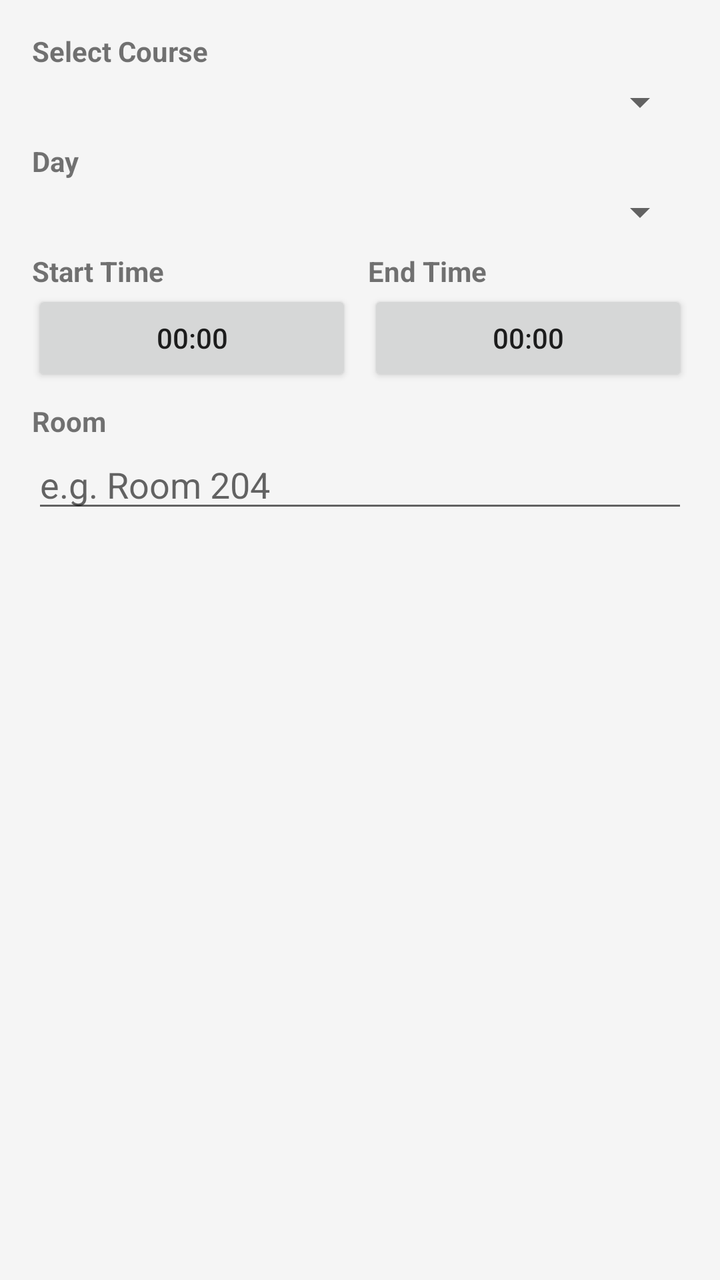
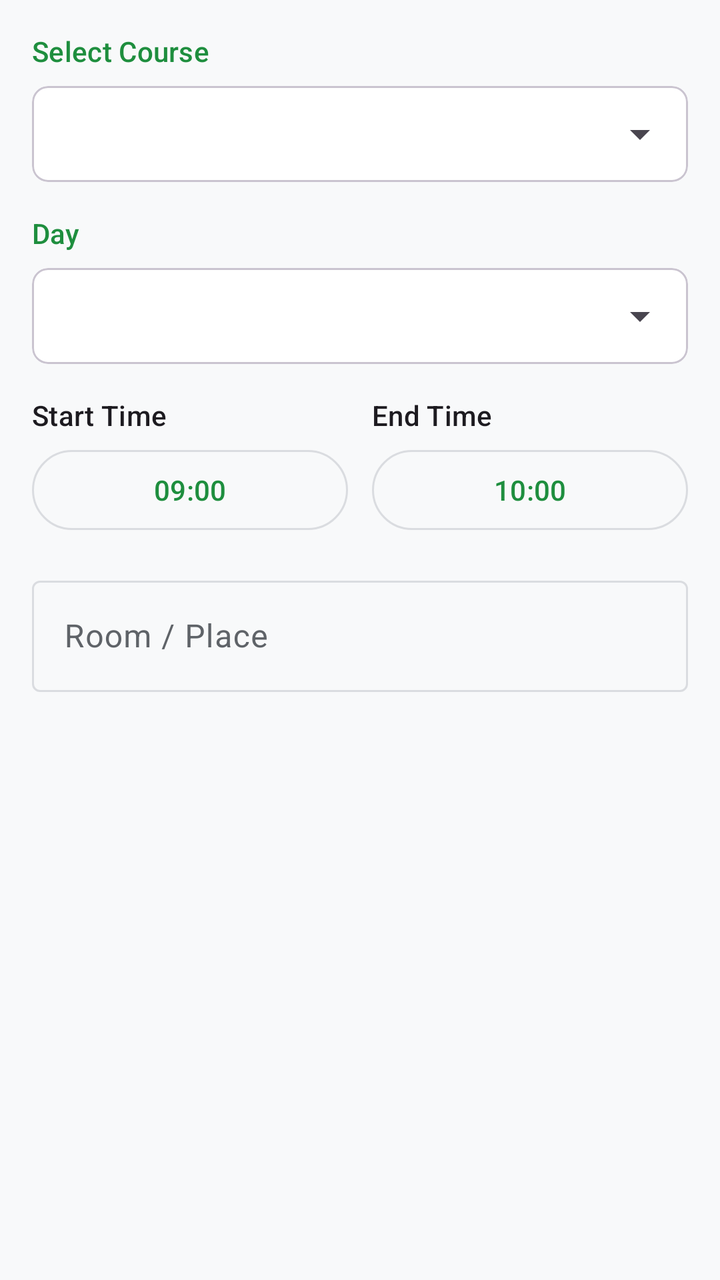

The first picture is an Android layout as it rendered before a commit; the second is the same layout after the commit. The layout source and the unified diff follow.
<!-- AndroidManifest.xml: application theme Theme.Studbuddy -->
<!-- res/layout/dialog_add_timetable.xml -->
<?xml version="1.0" encoding="utf-8"?>
<LinearLayout xmlns:android="http://schemas.android.com/apk/res/android"
    android:layout_width="match_parent"
    android:layout_height="wrap_content"
    android:orientation="vertical"
    android:padding="16dp">

    <TextView
        android:layout_width="wrap_content"
        android:layout_height="wrap_content"
        android:text="Select Course"
        android:textStyle="bold" />

    <Spinner
        android:id="@+id/spinnerCourses"
        android:layout_width="match_parent"
        android:layout_height="wrap_content"
        android:layout_marginTop="4dp" />

    <TextView
        android:layout_width="wrap_content"
        android:layout_height="wrap_content"
        android:layout_marginTop="8dp"
        android:text="Day"
        android:textStyle="bold" />

    <Spinner
        android:id="@+id/spinnerDay"
        android:layout_width="match_parent"
        android:layout_height="wrap_content"
        android:layout_marginTop="4dp" />

    <LinearLayout
        android:layout_width="match_parent"
        android:layout_height="wrap_content"
        android:layout_marginTop="8dp"
        android:orientation="horizontal">

        <LinearLayout
            android:layout_width="0dp"
            android:layout_height="wrap_content"
            android:layout_weight="1"
            android:orientation="vertical">

            <TextView
                android:layout_width="wrap_content"
                android:layout_height="wrap_content"
                android:text="Start Time"
                android:textStyle="bold" />

            <Button
                android:id="@+id/btnStartTime"
                android:layout_width="match_parent"
                android:layout_height="wrap_content"
                android:text="00:00" />
        </LinearLayout>

        <LinearLayout
            android:layout_width="0dp"
            android:layout_height="wrap_content"
            android:layout_marginStart="8dp"
            android:layout_weight="1"
            android:orientation="vertical">

            <TextView
                android:layout_width="wrap_content"
                android:layout_height="wrap_content"
                android:text="End Time"
                android:textStyle="bold" />

            <Button
                android:id="@+id/btnEndTime"
                android:layout_width="match_parent"
                android:layout_height="wrap_content"
                android:text="00:00" />
        </LinearLayout>
    </LinearLayout>

    <TextView
        android:layout_width="wrap_content"
        android:layout_height="wrap_content"
        android:layout_marginTop="8dp"
        android:text="Room"
        android:textStyle="bold" />

    <EditText
        android:id="@+id/etRoom"
        android:layout_width="match_parent"
        android:layout_height="wrap_content"
        android:hint="e.g. Room 204"
        android:inputType="text" />

</LinearLayout>
<!-- resources referenced by this layout -->
<resources>
  <style name="Theme.Studbuddy" parent="Theme.AppCompat.Light.NoActionBar">
          
          <item name="colorPrimary">@color/colorPrimary</item>
          <item name="colorPrimaryDark">@color/colorPrimaryDark</item>
          <item name="colorAccent">@color/colorAccent</item>
          
          <item name="android:windowBackground">@color/colorBackground</item>
      </style>
  <color name="colorPrimary">#1565C0</color>
  <color name="colorPrimaryDark">#003c8f</color>
  <color name="colorAccent">#42A5F5</color>
  <color name="colorBackground">#F5F5F5</color>
</resources>

<!-- the commit's change to res/layout/dialog_add_timetable.xml (unified diff, before → after) -->
@@ -1,5 +1,6 @@
 <?xml version="1.0" encoding="utf-8"?>
 <LinearLayout xmlns:android="http://schemas.android.com/apk/res/android"
+    xmlns:app="http://schemas.android.com/apk/res-auto"
     android:layout_width="match_parent"
     android:layout_height="wrap_content"
     android:orientation="vertical"
@@ -9,31 +10,49 @@
         android:layout_width="wrap_content"
         android:layout_height="wrap_content"
         android:text="Select Course"
-        android:textStyle="bold" />
+        android:textAppearance="?attr/textAppearanceTitleSmall"
+        android:textColor="?attr/colorPrimary" />
 
-    <Spinner
-        android:id="@+id/spinnerCourses"
+    <com.google.android.material.card.MaterialCardView
         android:layout_width="match_parent"
         android:layout_height="wrap_content"
-        android:layout_marginTop="4dp" />
+        android:layout_marginTop="8dp"
+        style="?attr/materialCardViewOutlinedStyle"
+        app:cardCornerRadius="8dp">
+
+        <Spinner
+            android:id="@+id/spinnerCourses"
+            android:layout_width="match_parent"
+            android:layout_height="wrap_content"
+            android:minHeight="48dp" />
+    </com.google.android.material.card.MaterialCardView>
 
     <TextView
         android:layout_width="wrap_content"
         android:layout_height="wrap_content"
-        android:layout_marginTop="8dp"
+        android:layout_marginTop="16dp"
         android:text="Day"
-        android:textStyle="bold" />
+        android:textAppearance="?attr/textAppearanceTitleSmall"
+        android:textColor="?attr/colorPrimary" />
 
-    <Spinner
-        android:id="@+id/spinnerDay"
+    <com.google.android.material.card.MaterialCardView
         android:layout_width="match_parent"
         android:layout_height="wrap_content"
-        android:layout_marginTop="4dp" />
+        android:layout_marginTop="8dp"
+        style="?attr/materialCardViewOutlinedStyle"
+        app:cardCornerRadius="8dp">
+
+        <Spinner
+            android:id="@+id/spinnerDay"
+            android:layout_width="match_parent"
+            android:layout_height="wrap_content"
+            android:minHeight="48dp" />
+    </com.google.android.material.card.MaterialCardView>
 
     <LinearLayout
         android:layout_width="match_parent"
         android:layout_height="wrap_content"
-        android:layout_marginTop="8dp"
+        android:layout_marginTop="16dp"
         android:orientation="horizontal">
 
         <LinearLayout
@@ -46,19 +65,21 @@
                 android:layout_width="wrap_content"
                 android:layout_height="wrap_content"
                 android:text="Start Time"
-                android:textStyle="bold" />
+                android:textAppearance="?attr/textAppearanceLabelLarge" />
 
-            <Button
+            <com.google.android.material.button.MaterialButton
                 android:id="@+id/btnStartTime"
                 android:layout_width="match_parent"
                 android:layout_height="wrap_content"
-                android:text="00:00" />
+                android:layout_marginTop="4dp"
+                style="@style/Widget.Material3.Button.OutlinedButton"
+                android:text="09:00" />
         </LinearLayout>
 
         <LinearLayout
             android:layout_width="0dp"
             android:layout_height="wrap_content"
-            android:layout_marginStart="8dp"
+            android:layout_marginStart="12dp"
             android:layout_weight="1"
             android:orientation="vertical">
 
@@ -66,28 +87,30 @@
                 android:layout_width="wrap_content"
                 android:layout_height="wrap_content"
                 android:text="End Time"
-                android:textStyle="bold" />
+                android:textAppearance="?attr/textAppearanceLabelLarge" />
 
-            <Button
+            <com.google.android.material.button.MaterialButton
                 android:id="@+id/btnEndTime"
                 android:layout_width="match_parent"
                 android:layout_height="wrap_content"
-                android:text="00:00" />
+                android:layout_marginTop="4dp"
+                style="@style/Widget.Material3.Button.OutlinedButton"
+                android:text="10:00" />
         </LinearLayout>
     </LinearLayout>
 
-    <TextView
-        android:layout_width="wrap_content"
-        android:layout_height="wrap_content"
-        android:layout_marginTop="8dp"
-        android:text="Room"
-        android:textStyle="bold" />
-
-    <EditText
-        android:id="@+id/etRoom"
+    <com.google.android.material.textfield.TextInputLayout
         android:layout_width="match_parent"
         android:layout_height="wrap_content"
-        android:hint="e.g. Room 204"
-        android:inputType="text" />
+        android:layout_marginTop="16dp"
+        android:hint="Room / Place"
+        style="@style/Widget.Material3.TextInputLayout.OutlinedBox">
+
+        <com.google.android.material.textfield.TextInputEditText
+            android:id="@+id/etRoom"
+            android:layout_width="match_parent"
+            android:layout_height="wrap_content"
+            android:inputType="text" />
+    </com.google.android.material.textfield.TextInputLayout>
 
 </LinearLayout>
<!-- resource entries referenced after the edit -->
@@ -1,16 +1,58 @@
 <!-- resources referenced by this layout -->
 <resources>
-  <style name="Theme.Studbuddy" parent="Theme.AppCompat.Light.NoActionBar">
+  <style name="Theme.Studbuddy" parent="Theme.Material3.DayNight.NoActionBar">
           
-          <item name="colorPrimary">@color/colorPrimary</item>
-          <item name="colorPrimaryDark">@color/colorPrimaryDark</item>
-          <item name="colorAccent">@color/colorAccent</item>
+          <item name="colorPrimary">@color/md_theme_light_primary</item>
+          <item name="colorOnPrimary">@color/md_theme_light_onPrimary</item>
+          <item name="colorPrimaryContainer">@color/md_theme_light_primaryContainer</item>
+          <item name="colorOnPrimaryContainer">@color/md_theme_light_onPrimaryContainer</item>
+          <item name="colorSecondary">@color/md_theme_light_secondary</item>
+          <item name="colorOnSecondary">@color/md_theme_light_onSecondary</item>
+          <item name="colorSecondaryContainer">@color/md_theme_light_secondaryContainer</item>
+          <item name="colorOnSecondaryContainer">@color/md_theme_light_onSecondaryContainer</item>
+          <item name="colorTertiary">@color/md_theme_light_tertiary</item>
+          <item name="colorOnTertiary">@color/md_theme_light_onTertiary</item>
+          <item name="colorTertiaryContainer">@color/md_theme_light_tertiaryContainer</item>
+          <item name="colorOnTertiaryContainer">@color/md_theme_light_onTertiaryContainer</item>
+          <item name="colorError">@color/md_theme_light_error</item>
+          <item name="colorOnError">@color/md_theme_light_onError</item>
+          <item name="colorErrorContainer">@color/md_theme_light_errorContainer</item>
+          <item name="colorOnErrorContainer">@color/md_theme_light_onErrorContainer</item>
+          <item name="android:windowBackground">@color/md_theme_light_background</item>
+          <item name="colorOutline">@color/md_theme_light_outline</item>
+          <item name="colorSurfaceVariant">@color/md_theme_light_surfaceVariant</item>
+          <item name="colorOnSurfaceVariant">@color/md_theme_light_onSurfaceVariant</item>
+          <item name="colorSurface">@color/md_theme_light_surface</item>
+          <item name="colorOnSurface">@color/md_theme_light_onSurface</item>
+  
           
-          <item name="android:windowBackground">@color/colorBackground</item>
+          <item name="headerBackground">?attr/colorSurface</item>
+          <item name="headerTextColor">?attr/colorOnSurface</item>
+  
+          
+          <item name="materialCardViewStyle">@style/Widget.Material3.CardView.Outlined</item>
       </style>
-  <color name="colorPrimary">#1565C0</color>
-  <color name="colorPrimaryDark">#003c8f</color>
-  <color name="colorAccent">#42A5F5</color>
-  <color name="colorBackground">#F5F5F5</color>
+  <color name="md_theme_light_primary">#1E8E3E</color>
+  <color name="md_theme_light_onPrimary">#FFFFFF</color>
+  <color name="md_theme_light_primaryContainer">#E6F4EA</color>
+  <color name="md_theme_light_onPrimaryContainer">#0D652D</color>
+  <color name="md_theme_light_secondary">#5F6368</color>
+  <color name="md_theme_light_onSecondary">#FFFFFF</color>
+  <color name="md_theme_light_secondaryContainer">#E8EAED</color>
+  <color name="md_theme_light_onSecondaryContainer">#202124</color>
+  <color name="md_theme_light_tertiary">#1967D2</color>
+  <color name="md_theme_light_onTertiary">#FFFFFF</color>
+  <color name="md_theme_light_tertiaryContainer">#E8F0FE</color>
+  <color name="md_theme_light_onTertiaryContainer">#174EA6</color>
+  <color name="md_theme_light_error">#D93025</color>
+  <color name="md_theme_light_onError">#FFFFFF</color>
+  <color name="md_theme_light_errorContainer">#FCE8E6</color>
+  <color name="md_theme_light_onErrorContainer">#A50E0E</color>
+  <color name="md_theme_light_background">#F8F9FA</color>
+  <color name="md_theme_light_outline">#DADCE0</color>
+  <color name="md_theme_light_surfaceVariant">#F1F3F4</color>
+  <color name="md_theme_light_onSurfaceVariant">#5F6368</color>
+  <color name="md_theme_light_surface">#FFFFFF</color>
+  <color name="md_theme_light_onSurface">#202124</color>
 </resources>
 
